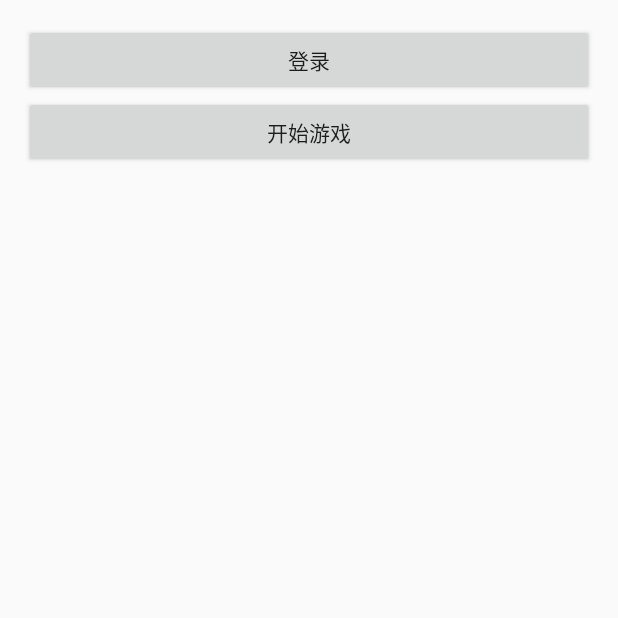
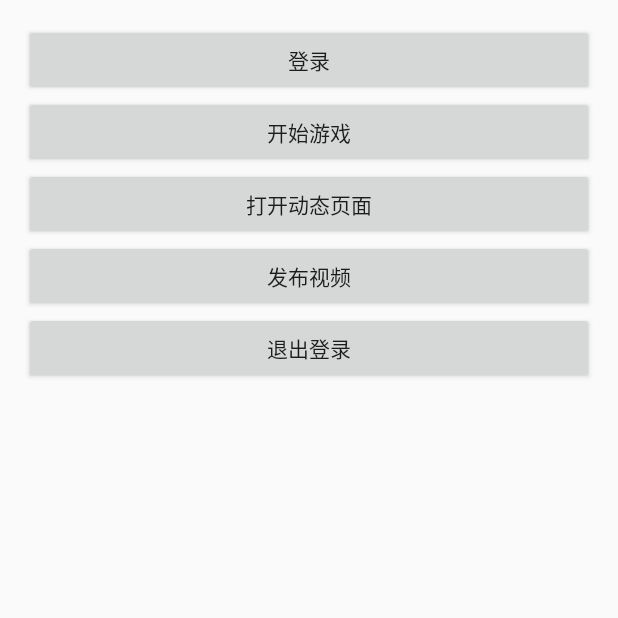
Before and after one commit to JemyCheung/TapSDKDemoAndroid, an Android app: the screen it shows after launch (MainActivity), on a phone screen of 412 x 824 dp, the top half of it. Run offline under Robolectric (Android 15) with nearby library versions, the phone set to English and light mode, and no system bars; libraries missing offline, so code that uses them is left out: com.taptap.sdk, com.tds.tapdb; 10 statements that could not run were skipped.

Commit message:
db and moment

```diff
--- a/app/build.gradle
+++ b/app/build.gradle
@@ -47,5 +47,5 @@ dependencies {
     implementation 'com.android.support:design:23.2.1'
 
     implementation (name:'TapSDK_1.0.0', ext:'aar')
-    //implementation (name:'oaid_sdk_1.0.23', ext:'aar')
+    implementation (name:'oaid_sdk_1.0.23', ext:'aar')
 }
--- a/app/src/main/res/layout/activity_main.xml
+++ b/app/src/main/res/layout/activity_main.xml
@@ -23,11 +23,24 @@
         android:textAllCaps="false"
         android:onClick="onClick" />
 
-<!--    <Button android:id="@+id/btnMoment_video"-->
-<!--        android:layout_width="match_parent"-->
-<!--        android:layout_height="wrap_content"-->
-<!--        android:text="发布视频"-->
-<!--        android:textAllCaps="false"-->
-<!--        android:onClick="onClick" />-->
+    <Button android:id="@+id/btnMoment_open"
+        android:layout_width="match_parent"
+        android:layout_height="wrap_content"
+        android:text="打开动态页面"
+        android:textAllCaps="false"
+        android:onClick="onClick" />
+
+    <Button android:id="@+id/btnMoment_video"
+        android:layout_width="match_parent"
+        android:layout_height="wrap_content"
+        android:text="发布视频"
+        android:textAllCaps="false"
+        android:onClick="onClick" />
+    <Button android:id="@+id/btnMoment_exit"
+        android:layout_width="match_parent"
+        android:layout_height="wrap_content"
+        android:text="退出登录"
+        android:textAllCaps="false"
+        android:onClick="onClick" />
 
 </LinearLayout>
--- a/app/src/main/res/values/strings.xml
+++ b/app/src/main/res/values/strings.xml
@@ -5,6 +5,6 @@
     <string name="hello_world">Hello world!</string>
     <string name="action_settings">Settings</string>
     <string name="title_activity_main">MainActivity</string>
-    <string name="tap_client_id">CqBgq73t1JdHFE3Rk3</string>
+    <string name="tap_client_id">FwFdCIr6u71WQDQwQN</string>
 
 </resources>
```
Also changed, not shown: app/src/main/java/com/tds/demo/MainActivity.java (+65 -9 lines), 1 other file.
